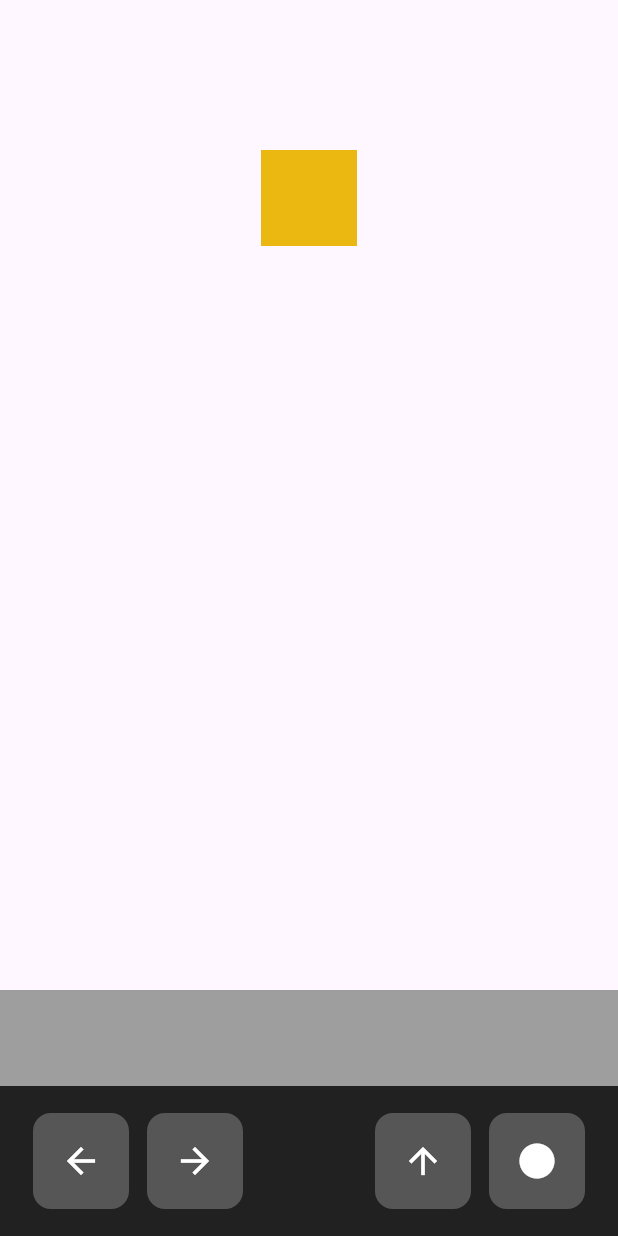
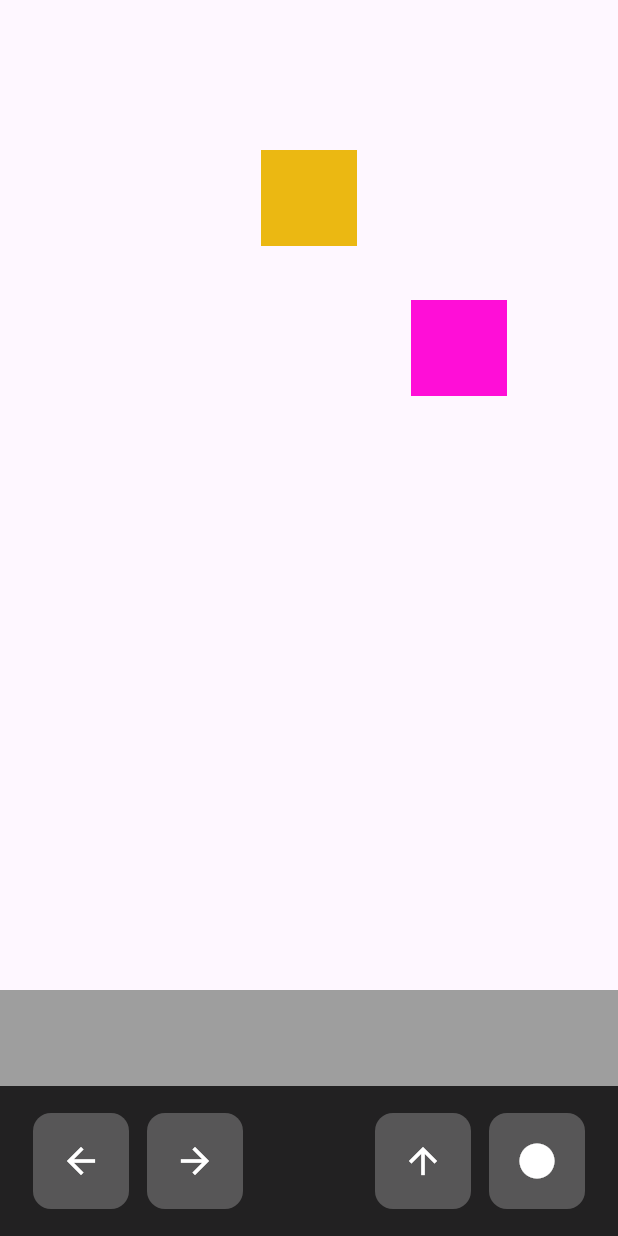
Before and after one commit to gultavo/packet-rush, a Flutter app: the first screen one second after launch, on a phone screen of 412 x 824 dp. Run offline on Flutter 3.47's test engine with Material 3 defaults, Android fonts, the phone set to English and light mode, and no system bars.

Commit message:
Feat: Protótipo do inimigo

```diff
--- /dev/null
+++ b/lib/enemy.dart
@@ -0,0 +1,31 @@
+class Enemy {
+  double x;
+  double y;
+
+  double width;
+  double height;
+
+  Vector velocity = Vector(0, 0);
+
+  Enemy({
+    this.x = 0,
+    this.y = 0,
+    this.width = 64,
+    this.height = 64,
+  });
+
+  double get top => y;
+  double get bottom => y + height;
+  double get left => x;
+  double get right => x + width;
+}
+
+class Vector {
+  double x;
+  double y;
+
+  Vector(
+    this.x,
+    this.y,
+  );
+}
--- a/lib/game_board.dart
+++ b/lib/game_board.dart
@@ -1,6 +1,7 @@
 import 'package:flutter/material.dart';
 import 'package:flutter/foundation.dart';
 import 'player.dart';
+import 'enemy.dart';
 import 'dart:async';
 import 'keys_map.dart';
 import 'package:flutter/services.dart';
@@ -15,6 +16,8 @@ class GameBoard extends StatefulWidget {
 
 class _GameBoardState extends State<GameBoard> {
   final player = Player(x: 100, y: 100);
+  final enemy = Enemy(x: 200, y: 100);
+
   final fps = Duration(milliseconds: 50);
   final plataformas = <Objects>[];
   final tiros = <Objects>[];
@@ -63,10 +66,15 @@ class _GameBoardState extends State<GameBoard> {
       player.y += player.velocity.y;
       player.x += player.velocity.x;
 
+      enemy.y += enemy.velocity.y; //TESTE
+      enemy.x += enemy.velocity.x; //TESTE
+
       if (player.top > _gameHeight + 600) {
         reset();
       } else {
         player.velocity.y += gravity;
+        enemy.velocity.x += gravity; //TESTE
+
         isOnGround = false;
       }
 
@@ -114,6 +122,9 @@ class _GameBoardState extends State<GameBoard> {
   }
 
   void reset() {
+    enemy.velocity.x = 5;
+    enemy.velocity.y = 2;
+
     player.velocity.x = 0;
     player.velocity.y = 0;
     player.y = 100;
@@ -172,6 +183,17 @@ class _GameBoardState extends State<GameBoard> {
                       duration: fps,
                       child: Container(color: Colors.red),
                     ),
+
+                  AnimatedPositioned(
+                    top: enemy.x - cameraY,
+                    left: enemy.x - cameraX,
+                    width: enemy.width,
+                    height: enemy.height,
+                    duration: fps,
+                    child: Container(
+                      color: const Color.fromARGB(255, 255, 14, 215),
+                    ),
+                  ),
 
                   AnimatedPositioned(
                     top: player.y - cameraY,
```
Also changed, not shown: pubspec.lock.
